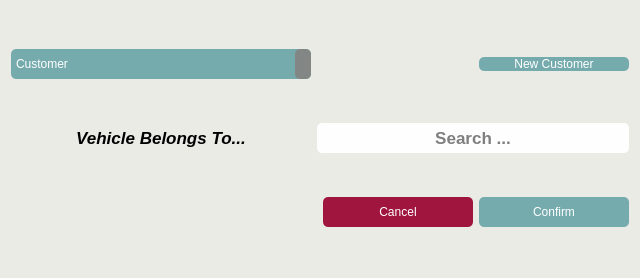
Qt form openauto/theme/customer_search.ui (winterautollc/OpenAutoCore) before a commit.
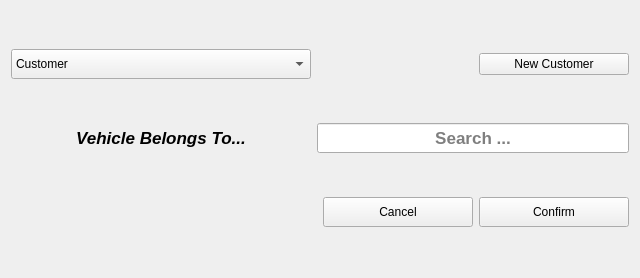
The same form after that commit. Icons and pictures are not drawn.

```diff
--- a/openauto/theme/customer_search.ui
+++ b/openauto/theme/customer_search.ui
@@ -14,10 +14,7 @@
    <string>Search Customer</string>
   </property>
   <property name="styleSheet">
-   <string notr="true">color: black;
-background-color: #ebebe6;
-background-image: none;
-border-radius: 10px;</string>
+   <string notr="true"/>
   </property>
   <layout class="QGridLayout" name="gridLayout">
    <item row="1" column="1" colspan="3">
@@ -35,9 +32,7 @@
       </font>
      </property>
      <property name="styleSheet">
-      <string notr="true">border-radius: 5px;
-background-color: #fefeff;
-color: black;</string>
+      <string notr="true"/>
      </property>
      <property name="alignment">
       <set>Qt::AlignCenter</set>
@@ -79,17 +74,7 @@
       </size>
      </property>
      <property name="styleSheet">
-      <string notr="true">QPushButton {
-	border-radius: 5px;
-	color: #fff;
-	background-color: #76ABAE;
-}
-
-QPushButton:hover {
-	background-color: #828786;
-	color: #fff;
-	border-radius: 10px;
-}</string>
+      <string notr="true"/>
      </property>
      <property name="text">
       <string>Confirm</string>
@@ -115,17 +100,7 @@
       </size>
      </property>
      <property name="styleSheet">
-      <string notr="true">QPushButton {
-	border-radius: 5px;
-	color: #fff;
-	background-color: #A0153E;
-}
-
-QPushButton:hover {
-	background-color: #C49497;
-	color: #fff;
-	border-radius: 10px;
-}</string>
+      <string notr="true"/>
      </property>
      <property name="text">
       <string>Cancel</string>
@@ -151,29 +126,7 @@
       </size>
      </property>
      <property name="styleSheet">
-      <string notr="true">QComboBox {
-	border-radius: 5px;
-	color: #fff;
-	background-color: #76ABAE;
-}
-
-QComboBox:hover {
-	background-color: #828786;
-	color: #fff;
-	border-radius: 5px;
-}
-
-QComboBox:drop-down {
-	background-color: #828786;
-	color: #fff;
-	border-radius: 5px;
-}
-
-QComboBox QAbstractItemView {
-	background-color: #828786;
-	color: #fff;
-	border-radius: 5px;
-}</string>
+      <string notr="true"/>
      </property>
      <item>
       <property name="text">
@@ -185,17 +138,7 @@
    <item row="0" column="3">
     <widget class="QPushButton" name="add_customer_button">
      <property name="styleSheet">
-      <string notr="true">QPushButton {
-	border-radius: 5px;
-	color: #fff;
-	background-color: #76ABAE;
-}
-
-QPushButton:hover {
-	background-color: #828786;
-	color: #fff;
-	border-radius: 10px;
-}</string>
+      <string notr="true"/>
      </property>
      <property name="text">
       <string>New Customer</string>
```
Left out of the diff: 11 changed lines with no effect on the pictures.
